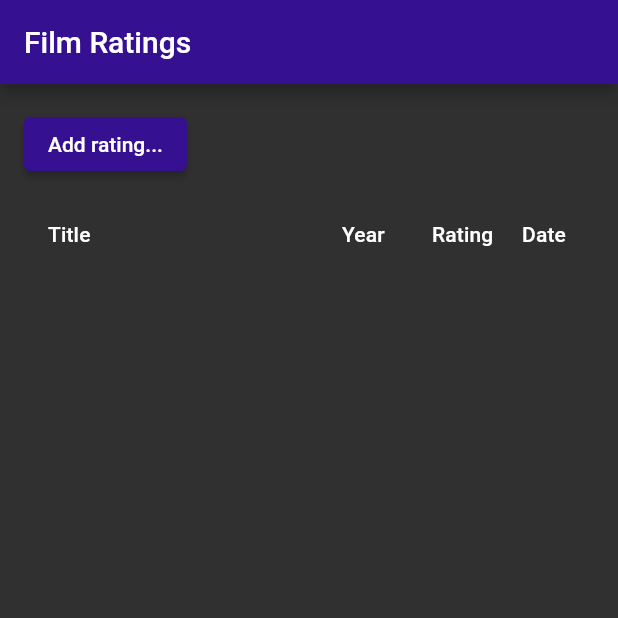
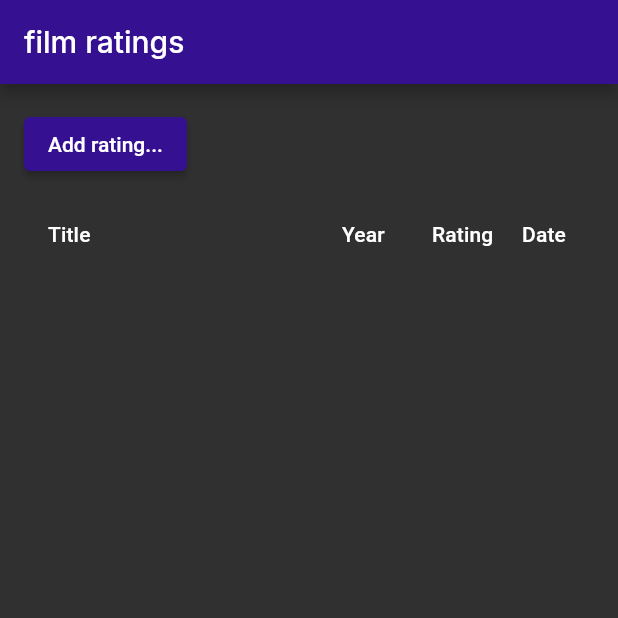
Before and after one commit to ddascalescu/app-film-ratings, a Flutter app: the screen it shows after launch, on a phone screen of 412 x 824 dp, the top half of it. Run offline on Flutter 3.47's test engine with Material 2 defaults, Android fonts, the light colour scheme and no system bars; drawn by our look-alikes of data_table_2; our stand-ins replace google_fonts.

Commit message:
VISUAL: Added Inter font. Set to appbar as lowercase.

```diff
--- a/files/app_film_ratings/lib/main.dart
+++ b/files/app_film_ratings/lib/main.dart
@@ -2,6 +2,7 @@ import 'package:flutter/material.dart';
 import 'package:path_provider/path_provider.dart';
 import 'dart:io';
 import 'package:path/path.dart' as p;
+import 'package:google_fonts/google_fonts.dart';
 
 import 'package:data_table_2/data_table_2.dart';
 
@@ -38,7 +39,9 @@ class MainScreen extends StatelessWidget {
   Widget build(BuildContext context) {
     return Scaffold(
       appBar: AppBar(
-        title: const Text(appTitle),
+        title: Text(appTitle.toLowerCase(),
+          style: GoogleFonts.getFont('Inter')
+        ),
         backgroundColor: Indigo.color,
       ),
       body: const Padding(padding: EdgeInsets.all(pad),
--- a/files/app_film_ratings/pubspec.yaml
+++ b/files/app_film_ratings/pubspec.yaml
@@ -41,6 +41,8 @@ dependencies:
   intl: ^0.17.0
   path_provider: ^2.0.11
   path: ^1.8.2
+  google_fonts: ^3.0.1
+
   data_table_2: ^2.3.10
 
 dev_dependencies:
```
Also changed, not shown: changelog.txt, files/app_film_ratings/pubspec.lock, 1 other file.
